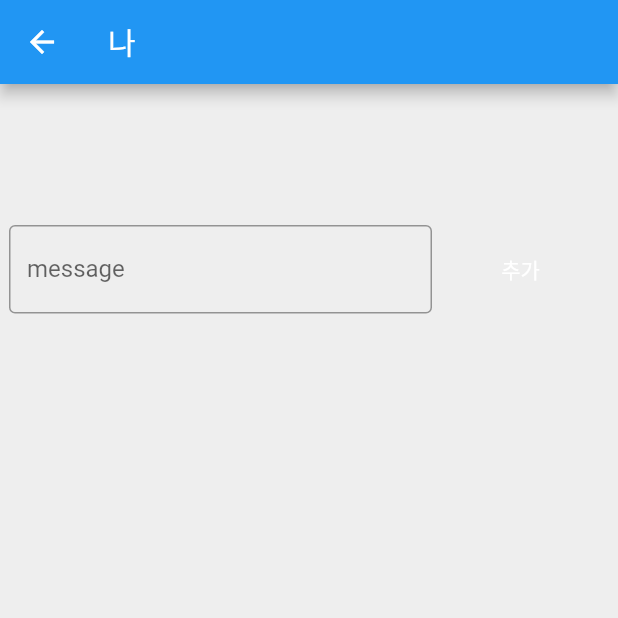
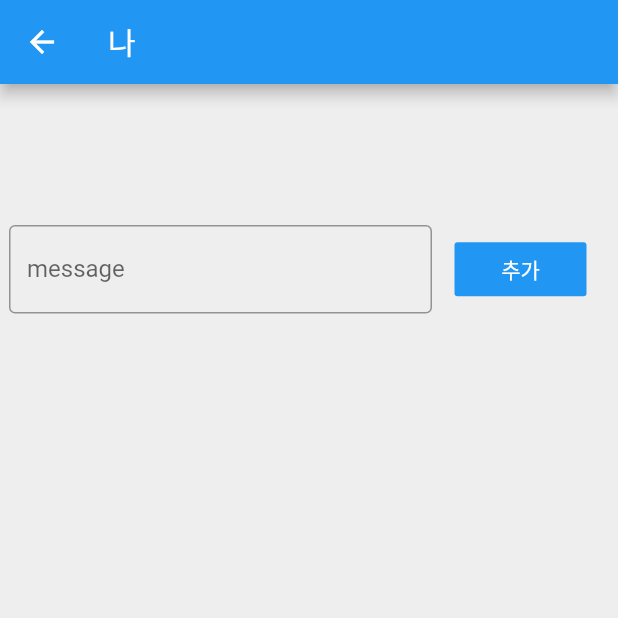
Before and after one commit to jdrae/alfo, a Flutter app: the screen it shows after launch, after a tap on "mebot", on a phone screen of 412 x 824 dp, the top half of it. Run offline on Flutter 3.47's test engine with Material 2 defaults, Android fonts, the phone set to English and light mode, and no system bars; our stand-ins replace cloud_firestore; accounts and stored records are empty.

Commit message:
Fixed: add data state

```diff
--- a/lib/screen/manage.dart
+++ b/lib/screen/manage.dart
@@ -56,9 +56,15 @@ class EditScreen extends StatefulWidget{
 
 class _EditScreenState extends State<EditScreen>{
   FirebaseFirestore firestore = FirebaseFirestore.instance;
+  int size = 0;
+  final _textController = TextEditingController();
 
-  final _textController = TextEditingController();
-  bool _isComposing = false;
+  void getMsgSize(){
+    firestore.collection(widget.bot.name)
+    .get().then((snap) {
+      size = snap.size;
+    });
+  }
 
   Widget _buildTextComposer() {
     return Container(
@@ -69,11 +75,6 @@ class _EditScreenState extends State<EditScreen>{
             child: TextField(
               decoration: InputDecoration(border: OutlineInputBorder(), labelText: 'message'),
               controller: _textController,
-              onChanged: (String text){
-                setState((){
-                  _isComposing = text.length > 0;
-                });
-              },
               onSubmitted: _handleSubmitted,
             ),
           ),
@@ -83,9 +84,7 @@ class _EditScreenState extends State<EditScreen>{
                 child: Text('추가'),
                 color: Colors.blue,
                 textColor: Colors.white,
-                onPressed: _isComposing
-                ? () => _handleSubmitted(_textController.text)
-                : null,
+                onPressed: () => _handleSubmitted(_textController.text),
             ),
           )
         ]
@@ -93,16 +92,19 @@ class _EditScreenState extends State<EditScreen>{
     );
   }
   void _handleSubmitted(String text) {
-    firestore.collection(widget.bot.name).add({'name': widget.bot.description, 'id': 3, 'msg': text});
+    String botName = widget.bot.name;
+    CollectionReference db = firestore.collection(botName);
+    int newSize = size + 1;
+    db.add({'name': widget.bot.description, 'id': newSize, 'msg': text});
     _textController.clear();
-    setState(() {
-      _isComposing = false;
-    });
-    print(text);
+
+    setState((){size = newSize;});
   }
 
   @override
   Widget build(BuildContext context){
+    if(size == 0){ this.getMsgSize();}
+
     return Scaffold(
       backgroundColor: Colors.grey[200],
       appBar: AppBar(title: Text(widget.bot.description),),
```
